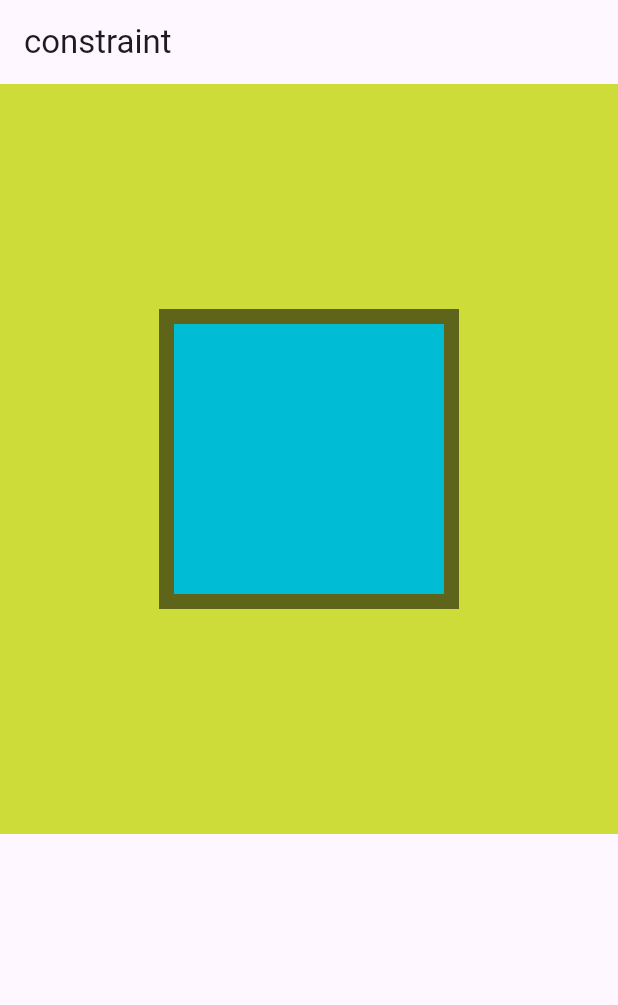
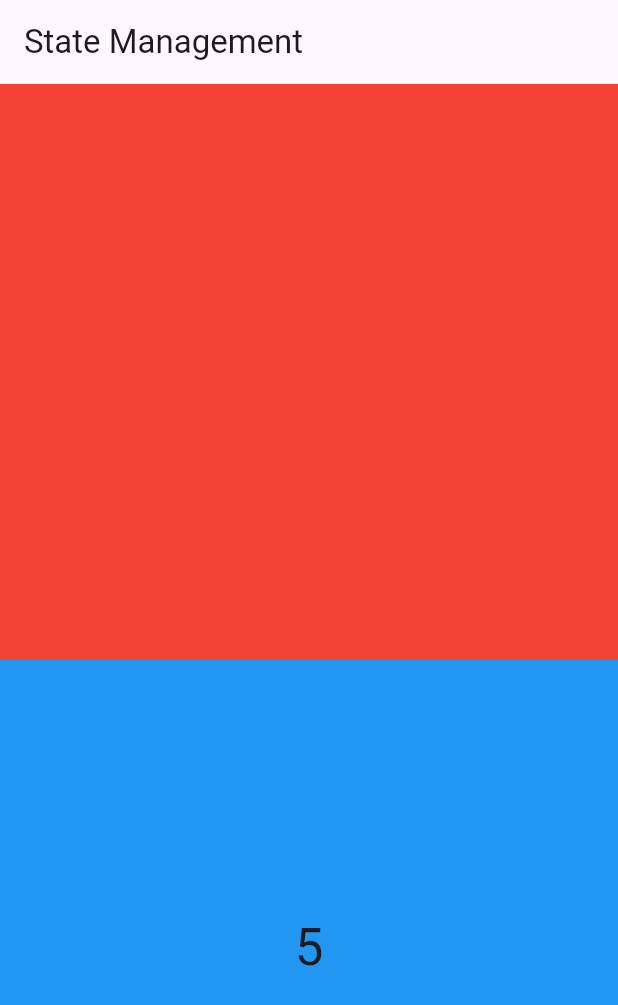
Before and after one commit to nickkies/flutter, a Flutter app: the screen it shows after launch, on a phone screen of 412 x 824 dp. Shown: the top 1005 px of the screen. Run offline on Flutter 3.47's test engine with Material 3 defaults, Android fonts, the phone set to English and light mode, and no system bars.

Commit message:
🖊️ Manage state

```diff
--- a/flutter_kibon/lib/main.dart
+++ b/flutter_kibon/lib/main.dart
@@ -1,5 +1,6 @@
 import 'package:flutter/material.dart';
-import 'package:flutter_kibon/constraint.dart';
+import 'package:flutter_kibon/state.dart';
+// import 'package:flutter_kibon/constraint.dart';
 // import 'package:flutter_kibon/stack_container.dart';
 // import 'package:flutter_kibon/flex_container.dart';
 // import 'package:flutter_kibon/widget_in_all_directions.dart';
@@ -7,5 +8,5 @@ import 'package:flutter_kibon/constraint.dart';
 // import 'package:flutter_kibon/material.dart';
 
 void main() {
-  runApp(const MyConstraint());
+  runApp(const MyState());
 }
--- /dev/null
+++ b/flutter_kibon/lib/state.dart
@@ -0,0 +1,79 @@
+import 'package:flutter/material.dart';
+
+class MyState extends StatelessWidget {
+  const MyState({super.key});
+
+  @override
+  Widget build(BuildContext context) {
+    return MaterialApp(
+      home: Scaffold(
+        appBar: AppBar(title: const Text('State Management')),
+        body: const Column(
+          children: [
+            Expanded(child: StateLess()),
+            Expanded(child: Stateful(cnt: 5)),
+          ],
+        ),
+      ),
+    );
+  }
+}
+
+// stateless
+class StateLess extends StatelessWidget {
+  const StateLess({super.key});
+
+  @override
+  Widget build(BuildContext context) {
+    return Container(color: Colors.red);
+  }
+}
+
+// stateful
+class Stateful extends StatefulWidget {
+  final int cnt;
+
+  const Stateful({required this.cnt, super.key});
+
+  @override
+  State<Stateful> createState() => _StatefulState();
+}
+
+class _StatefulState extends State<Stateful> {
+  late int _cnt;
+  late TextEditingController tec;
+
+  @override
+  void initState() {
+    super.initState();
+    _cnt = widget.cnt;
+    tec = TextEditingController();
+  }
+
+  /// 할당 해제해야함
+  @override
+  void dispose() {
+    tec.dispose();
+    super.dispose();
+  }
+
+  @override
+  Widget build(BuildContext context) {
+    return GestureDetector(
+      onTap: () {
+        setState(() {
+          if (_cnt++ == 5) _cnt = 0;
+        });
+      },
+      child: Container(
+        color: Colors.blue.withOpacity(_cnt / 5),
+        child: Center(
+          child: Text(
+            '$_cnt',
+            style: const TextStyle(fontSize: 34),
+          ),
+        ),
+      ),
+    );
+  }
+}
```
